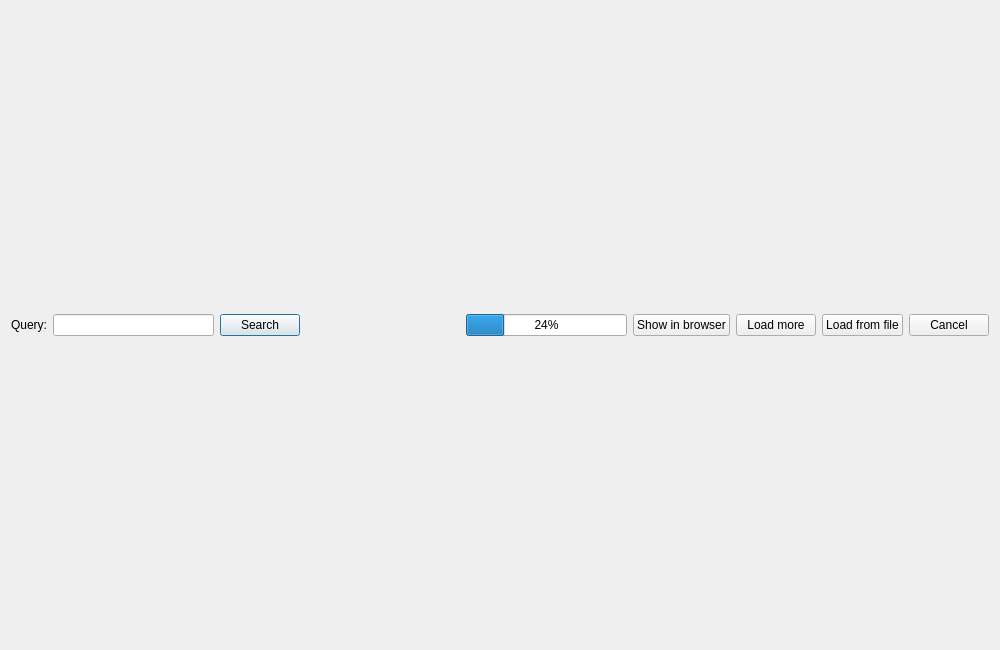
Before: the Qt Designer form wiki_music/ui/CoverArtSearch.ui in marian-code/wikipedia-music-tags, drawn with Qt 5.
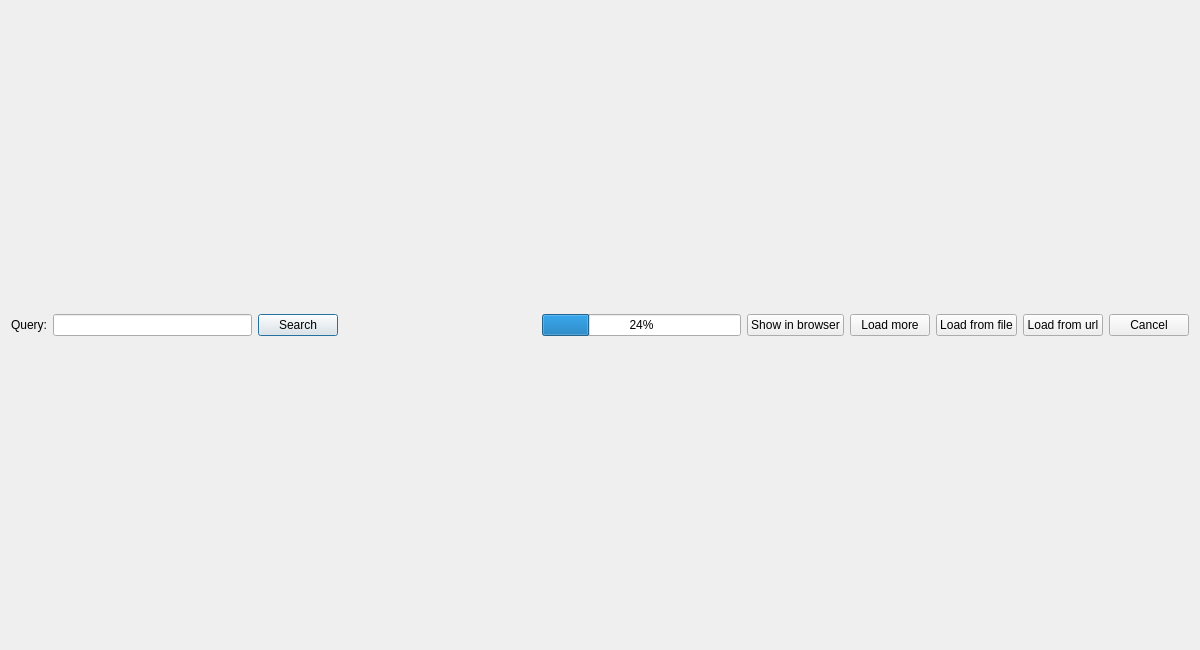
After: the same form once the commit is applied.

Commit message: fixed multiple bugs, added better progressbar, added option to load cover art from file or url

Diff of the .ui file:
```diff
--- a/wiki_music/ui/CoverArtSearch.ui
+++ b/wiki_music/ui/CoverArtSearch.ui
@@ -6,7 +6,7 @@
    <rect>
     <x>0</x>
     <y>0</y>
-    <width>1000</width>
+    <width>1200</width>
     <height>650</height>
    </rect>
   </property>
@@ -81,6 +81,13 @@
        </property>
       </widget>
      </item>
+     <item>
+      <widget class="QPushButton" name="load_from_url_button">
+       <property name="text">
+        <string>Load from url</string>
+       </property>
+      </widget>
+     </item>
      <item>
       <widget class="QPushButton" name="cancel_button">
        <property name="text">
```
The commit also changes 39 other files.
